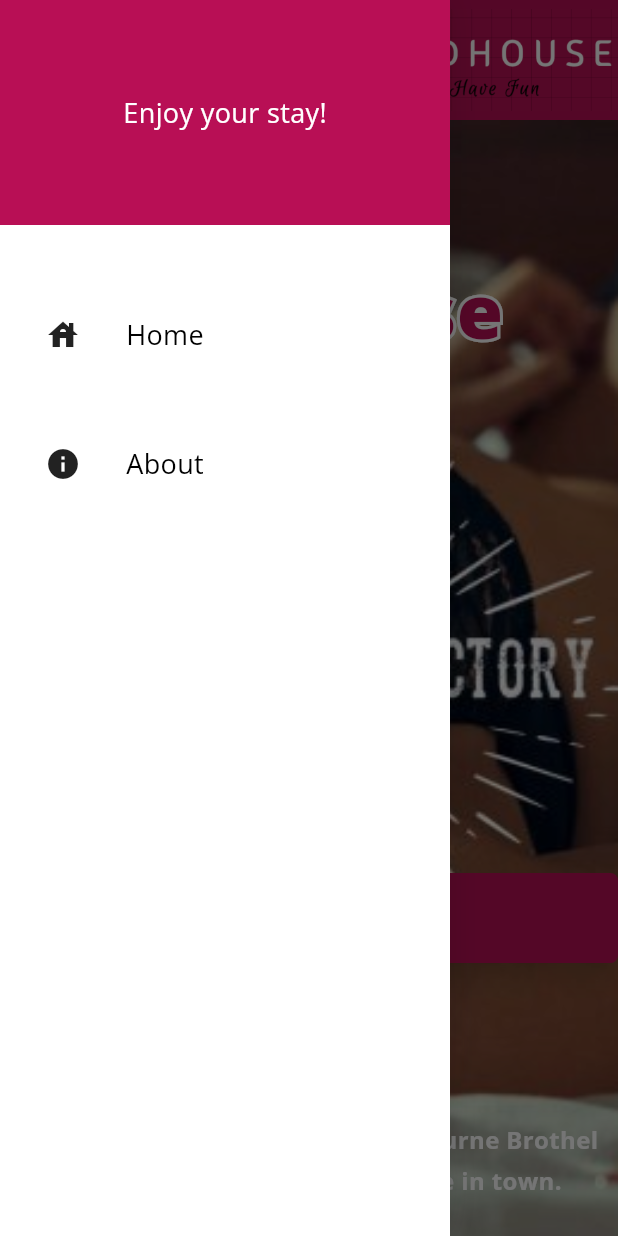
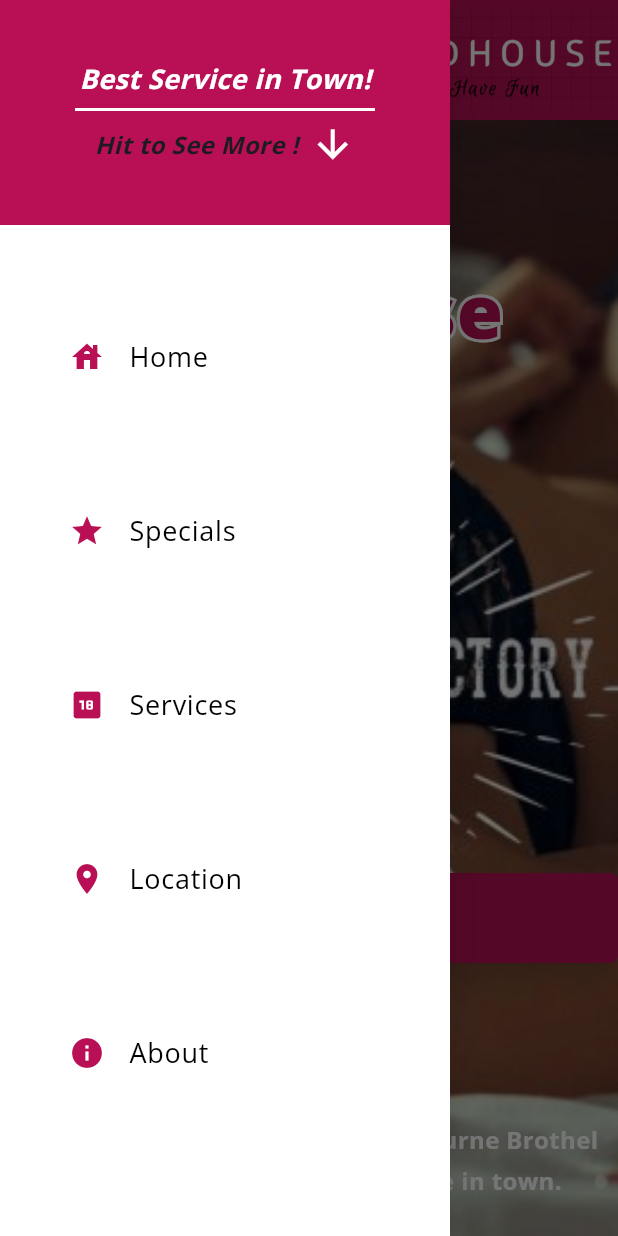
Before and after one commit to JimmyHu213/Red_House, a Flutter app: the screen it shows after launch, with the side drawer open, on a phone screen of 412 x 824 dp. Run offline on Flutter 3.47's test engine with Material 3 defaults, Android fonts, the light colour scheme and no system bars; our stand-ins replace firebase_core, get_it, responsive_builder; accounts and stored records are empty; generated files the repository leaves out were written again.

Commit message:
feat: completed scroll view

```diff
--- a/lib/views/layout/layout_template.dart
+++ b/lib/views/layout/layout_template.dart
@@ -13,15 +13,34 @@ import 'package:red_house/widgets/navigation_drawer/nav_drawer.dart';
 import 'package:responsive_builder/responsive_builder.dart';
 import 'package:red_house/widgets/navigation_bar/navigation_bar.dart' as navbar;
 
-class LayoutTemplate extends StatelessWidget {
+class LayoutTemplate extends StatefulWidget {
   const LayoutTemplate({super.key});
+
+  @override
+  State<LayoutTemplate> createState() => _LayoutTemplateState();
+}
+
+class _LayoutTemplateState extends State<LayoutTemplate> {
+  final ScrollController _scrollController = ScrollController();
+  final List<GlobalKey> _sectionKeys = List.generate(5, (_) => GlobalKey());
+
+  @override
+  void dispose() {
+    _scrollController.dispose();
+    super.dispose();
+  }
 
   @override
   Widget build(BuildContext context) {
     return ResponsiveBuilder(
       builder: (context, sizingInformation) => Scaffold(
         drawer: sizingInformation.deviceScreenType == DeviceScreenType.mobile
-            ? const NavDrawer()
+            ? NavDrawer(
+                onItemTap: (indext) {
+                  scrollToSection(indext);
+                  Navigator.pop(context);
+                },
+              )
             : null,
         backgroundColor: Colors.white,
         body: SafeArea(
@@ -30,10 +49,25 @@ class LayoutTemplate extends StatelessWidget {
               children: <Widget>[
                 const navbar.NavigationBar(),
                 sizingInformation.deviceScreenType == DeviceScreenType.mobile
-                    ? const Expanded(
+                    ? Expanded(
                         child: SingleChildScrollView(
+                          controller: _scrollController,
                           child: Column(
-                            children: [HomeViewPage(), AboutView()],
+                            children: [
+                              HomeViewPage(
+                                key: _sectionKeys[0],
+                              ),
+                              SpecialView(
+                                key: _sectionKeys[1],
+                              ),
+                              ServiceView(key: _sectionKeys[2]),
+                              LocationView(
+                                key: _sectionKeys[3],
+                              ),
+                              AboutView(
+                                key: _sectionKeys[4],
+                              )
+                            ],
                           ),
                         ),
                       )
@@ -51,4 +85,17 @@ class LayoutTemplate extends StatelessWidget {
       ),
     );
   }
+
+  void scrollToSection(int index) {
+    if (index >= 0 && index < _sectionKeys.length) {
+      final context = _sectionKeys[index].currentContext;
+      if (context != null) {
+        Scrollable.ensureVisible(
+          context,
+          duration: const Duration(milliseconds: 500),
+          curve: Curves.easeInOut,
+        );
+      }
+    }
+  }
 }
--- a/lib/views/service/service_content_desktop.dart
+++ b/lib/views/service/service_content_desktop.dart
@@ -0,0 +1,66 @@
+import 'package:flutter/material.dart';
+
+class ServiceContentDesktop extends StatelessWidget {
+  const ServiceContentDesktop({super.key});
+
+  @override
+  Widget build(BuildContext context) {
+    return GridView.builder(
+      padding: const EdgeInsets.all(16),
+      gridDelegate: const SliverGridDelegateWithFixedCrossAxisCount(
+        crossAxisCount: 3,
+        crossAxisSpacing: 16,
+        mainAxisSpacing: 16,
+        childAspectRatio: 1,
+      ),
+      itemCount: services.length,
+      itemBuilder: (context, index) {
+        return ServiceCard(service: services[index]);
+      },
+    );
+  }
+}
+
+class ServiceCard extends StatelessWidget {
+  final Service service;
+
+  const ServiceCard({Key? key, required this.service}) : super(key: key);
+
+  @override
+  Widget build(BuildContext context) {
+    return Card(
+      elevation: 4,
+      child: Column(
+        mainAxisAlignment: MainAxisAlignment.center,
+        children: [
+          Icon(service.icon, size: 48, color: Colors.blue),
+          const SizedBox(height: 8),
+          Text(
+            service.name,
+            textAlign: TextAlign.center,
+            style: const TextStyle(fontSize: 16, fontWeight: FontWeight.bold),
+          ),
+        ],
+      ),
+    );
+  }
+}
+
+class Service {
+  final String name;
+  final IconData icon;
+
+  Service({required this.name, required this.icon});
+}
+
+final List<Service> services = [
+  Service(name: 'Web Development', icon: Icons.web),
+  Service(name: 'Mobile App Development', icon: Icons.mobile_friendly),
+  Service(name: 'UI/UX Design', icon: Icons.design_services),
+  Service(name: 'Cloud Services', icon: Icons.cloud),
+  Service(name: 'Data Analytics', icon: Icons.analytics),
+  Service(name: 'Cybersecurity', icon: Icons.security),
+  Service(name: 'AI & Machine Learning', icon: Icons.smart_toy),
+  Service(name: 'IoT Solutions', icon: Icons.devices),
+  Service(name: 'Blockchain', icon: Icons.link),
+];
--- a/lib/views/service/service_content_mobile.dart
+++ b/lib/views/service/service_content_mobile.dart
@@ -0,0 +1,57 @@
+import 'package:flutter/material.dart';
+
+class ServiceContentMobile extends StatelessWidget {
+  const ServiceContentMobile({super.key});
+
+  @override
+  Widget build(BuildContext context) {
+    return Text(
+      'Service Content Mobile',
+      style: TextStyle(fontSize: 24, fontWeight: FontWeight.bold),
+    );
+  }
+}
+
+class ServiceCard extends StatelessWidget {
+  final Service service;
+
+  const ServiceCard({Key? key, required this.service}) : super(key: key);
+
+  @override
+  Widget build(BuildContext context) {
+    return Card(
+      elevation: 4,
+      child: Column(
+        mainAxisAlignment: MainAxisAlignment.center,
+        children: [
+          Icon(service.icon, color: Colors.blue),
+          const SizedBox(height: 8),
+          Text(
+            service.name,
+            textAlign: TextAlign.center,
+            style: const TextStyle(fontSize: 16, fontWeight: FontWeight.bold),
+          ),
+        ],
+      ),
+    );
+  }
+}
+
+class Service {
+  final String name;
+  final IconData icon;
+
+  Service({required this.name, required this.icon});
+}
+
+final List<Service> services = [
+  Service(name: 'Web Development', icon: Icons.web),
+  Service(name: 'Mobile App Development', icon: Icons.mobile_friendly),
+  Service(name: 'UI/UX Design', icon: Icons.design_services),
+  Service(name: 'Cloud Services', icon: Icons.cloud),
+  Service(name: 'Data Analytics', icon: Icons.analytics),
+  Service(name: 'Cybersecurity', icon: Icons.security),
+  Service(name: 'AI & Machine Learning', icon: Icons.smart_toy),
+  Service(name: 'IoT Solutions', icon: Icons.devices),
+  Service(name: 'Blockchain', icon: Icons.link),
+];
--- /dev/null
+++ b/lib/widgets/animated_arrow.dart
@@ -0,0 +1,63 @@
+import "dart:math";
+import "package:flutter/material.dart";
+
+class AnimatedTextWithArrow extends StatefulWidget {
+  final String text;
+  final TextStyle? textStyle;
+
+  const AnimatedTextWithArrow({
+    Key? key,
+    required this.text,
+    this.textStyle,
+  }) : super(key: key);
+
+  @override
+  _AnimatedTextWithArrowState createState() => _AnimatedTextWithArrowState();
+}
+
+class _AnimatedTextWithArrowState extends State<AnimatedTextWithArrow>
+    with SingleTickerProviderStateMixin {
+  late AnimationController _controller;
+
+  @override
+  void initState() {
+    super.initState();
+    _controller = AnimationController(
+      duration: const Duration(seconds: 1),
+      vsync: this,
+    )..repeat(reverse: true);
+  }
+
+  @override
+  void dispose() {
+    _controller.dispose();
+    super.dispose();
+  }
+
+  @override
+  Widget build(BuildContext context) {
+    return Row(
+      mainAxisAlignment: MainAxisAlignment.center,
+      children: [
+        Text(
+          widget.text,
+          style: widget.textStyle ?? TextStyle(fontSize: 16),
+        ),
+        SizedBox(width: 8), // Add some space between text and icon
+        AnimatedBuilder(
+          animation: _controller,
+          builder: (context, child) {
+            return Transform.translate(
+              offset: Offset(0, 4 * sin(_controller.value * 2 * 3.14159)),
+              child: Icon(
+                Icons.arrow_downward,
+                size: 30,
+                color: Colors.white,
+              ),
+            );
+          },
+        ),
+      ],
+    );
+  }
+}
--- a/lib/widgets/call_to_action/call_to_action_mobile.dart
+++ b/lib/widgets/call_to_action/call_to_action_mobile.dart
@@ -7,7 +7,7 @@ class CallToActionMobile extends StatelessWidget {
   final String title;
 
   Future<void> _makePhoneCall() async {
-    final Uri phoneUri = Uri(scheme: 'tel', path: '+61 459635846');
+    final Uri phoneUri = Uri(scheme: 'tel', path: '+61 499312283');
     if (await canLaunchUrl(phoneUri)) {
       await launchUrl(phoneUri);
     } else {
--- a/lib/widgets/navigation_bar/navigation_bar.dart
+++ b/lib/widgets/navigation_bar/navigation_bar.dart
@@ -1,5 +1,4 @@
 import 'package:flutter/material.dart';
-import 'package:red_house/services/navigation_service.dart';
 import 'package:red_house/widgets/navigation_bar/navbar_moble.dart';
 import 'package:red_house/widgets/navigation_bar/navbar_tablet.dart';
 import 'package:responsive_builder/responsive_builder.dart';
--- a/lib/widgets/navigation_drawer/drawer_item.dart
+++ /dev/null
@@ -1,33 +0,0 @@
-import 'package:flutter/material.dart';
-import 'package:red_house/widgets/navigation_bar/navbar_item.dart';
-
-class DrawerItem extends StatelessWidget {
-  const DrawerItem(
-      {super.key,
-      required this.title,
-      required this.icon,
-      required this.navigationPath});
-  final String title;
-  final String navigationPath;
-  final IconData icon;
-
-  @override
-  Widget build(BuildContext context) {
-    return Padding(
-        padding: const EdgeInsets.only(left: 30, top: 60),
-        child: Row(
-          children: <Widget>[
-            Icon(icon),
-            const SizedBox(width: 30),
-            Text(
-              title,
-              style: const TextStyle(
-                fontSize: 18,
-                color: Colors.black,
-                fontWeight: FontWeight.w500,
-              ),
-            ),
-          ],
-        ));
-  }
-}
--- a/lib/widgets/navigation_drawer/nav_drawer.dart
+++ b/lib/widgets/navigation_drawer/nav_drawer.dart
@@ -1,10 +1,11 @@
 import 'package:flutter/material.dart';
+import 'package:red_house/constants/app_colors.dart';
 import 'package:red_house/router/route_names.dart';
-import 'package:red_house/widgets/navigation_drawer/drawer_item.dart';
 import 'package:red_house/widgets/navigation_drawer/nav_drawer_header.dart';
 
 class NavDrawer extends StatelessWidget {
-  const NavDrawer({super.key});
+  const NavDrawer({super.key, required this.onItemTap});
+  final Function(int) onItemTap;
 
   @override
   Widget build(BuildContext context) {
@@ -13,14 +14,59 @@ class NavDrawer extends StatelessWidget {
         decoration: const BoxDecoration(
             color: Colors.white,
             boxShadow: [BoxShadow(color: Colors.black12, blurRadius: 16)]),
-        child: const Column(
+        child: Column(
           children: <Widget>[
-            NavDrawerHeader(),
+            const NavDrawerHeader(),
             DrawerItem(
-                title: 'Home', icon: Icons.house, navigationPath: HomeRoute),
+              title: 'Home',
+              icon: Icons.house,
+              onTap: () => onItemTap(0),
+            ),
             DrawerItem(
-                title: 'About', icon: Icons.info, navigationPath: AboutRoute),
+              title: 'Specials',
+              icon: Icons.star,
+              onTap: () => onItemTap(1),
+            ),
+            DrawerItem(
+                title: 'Services',
+                icon: Icons.eighteen_up_rating,
+                onTap: () => onItemTap(2)),
+            DrawerItem(
+                title: 'Location',
+                icon: Icons.location_on,
+                onTap: () => onItemTap(3)),
+            DrawerItem(
+                title: 'About', icon: Icons.info, onTap: () => onItemTap(4)),
           ],
         ));
   }
 }
+
+class DrawerItem extends StatelessWidget {
+  const DrawerItem(
+      {super.key, required this.title, this.icon, required this.onTap});
+  final String title;
+  final IconData? icon;
+  final VoidCallback onTap;
+
+  @override
+  Widget build(BuildContext context) {
+    return Padding(
+        padding: const EdgeInsets.only(left: 30, top: 60),
+        child: ListTile(
+          title: Text(
+            title,
+            style: const TextStyle(
+              fontSize: 18,
+              color: Colors.black,
+              fontWeight: FontWeight.w500,
+            ),
+          ),
+          leading: Icon(
+            icon,
+            color: primaryColor,
+          ),
+          onTap: onTap,
+        ));
+  }
+}
--- a/lib/widgets/navigation_drawer/nav_drawer_header.dart
+++ b/lib/widgets/navigation_drawer/nav_drawer_header.dart
@@ -1,5 +1,6 @@
 import 'package:flutter/material.dart';
 import 'package:red_house/constants/app_colors.dart';
+import 'package:red_house/widgets/animated_arrow.dart';
 
 class NavDrawerHeader extends StatelessWidget {
   const NavDrawerHeader({super.key});
@@ -13,8 +14,25 @@ class NavDrawerHeader extends StatelessWidget {
         child: const Column(
           mainAxisSize: MainAxisSize.min,
           children: <Widget>[
-            Text('Enjoy your stay!',
-                style: TextStyle(fontSize: 18, color: Colors.white)),
+            Text('Best Service in Town!',
+                style: TextStyle(
+                    fontSize: 18,
+                    color: Colors.white,
+                    fontStyle: FontStyle.italic,
+                    fontWeight: FontWeight.w700)),
+            Divider(
+              color: Colors.white,
+              thickness: 2,
+              indent: 50,
+              endIndent: 50,
+            ),
+            AnimatedTextWithArrow(
+              text: 'Hit to See More !',
+              textStyle: TextStyle(
+                  fontWeight: FontWeight.bold,
+                  fontStyle: FontStyle.italic,
+                  fontSize: 16),
+            )
           ],
         ));
   }
--- a/pubspec.yaml
+++ b/pubspec.yaml
@@ -67,6 +67,7 @@ flutter:
     - assets/image/logo.png
     - assets/image/background.jpg
     - assets/image/favicon.png
+    - assets/image/lips.png
 
   # An image asset can refer to one or more resolution-specific "variants", see
   # https://flutter.dev/assets-and-images/#resolution-aware
```
Also changed, not shown: lib/views/location/location_content_desktop.dart (added, +14 -0 lines), lib/views/location/location_content_mobile.dart (added, +14 -0 lines), lib/views/location/location_view.dart (+7 -1 lines), lib/views/service/service_view.dart (+7 -58 lines), lib/views/special/special_content_desktop.dart (added, +14 -0 lines), lib/views/special/special_content_mobile.dart (added, +14 -0 lines), lib/views/special/special_view.dart (+7 -1 lines), assets/image/lips.png (added), pubspec.lock.
